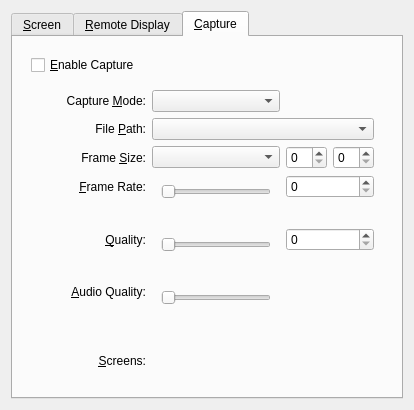
Before: the Qt Designer form vbox/src/VBox/Frontends/VirtualBox/src/settings/machine/UIMachineSettingsDisplay.ui in jljuxgm/vboxgit, drawn with Qt 5.
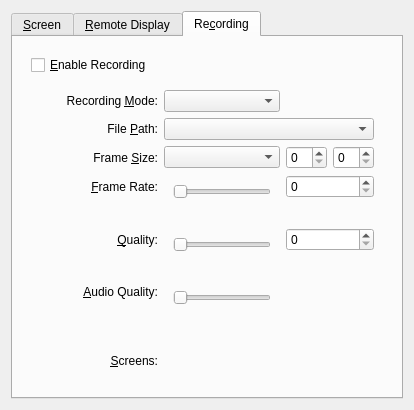
After: the same form once the commit is applied. The open tabs and pages were chosen to show the change. Custom widgets are drawn as their Qt base class.

Commit message:
commit_76133 ------------------------------------------------------------------------ r76133 | vboxsync | 2018-12-10 23:11:28 +0800 (Mon, 10 Dec 2018) | 1 line
FE/Qt: bugref:9307. Rename the 'capture' tabs title to 'recording.'
------------------------------------------------------------------------

Diff of the .ui file:
```diff
--- a/vbox/src/VBox/Frontends/VirtualBox/src/settings/machine/UIMachineSettingsDisplay.ui
+++ b/vbox/src/VBox/Frontends/VirtualBox/src/settings/machine/UIMachineSettingsDisplay.ui
@@ -421,7 +421,7 @@
      </widget>
      <widget class="QWidget" name="m_pTabVideoCapture">
       <attribute name="title">
-       <string>&amp;Capture</string>
+       <string>Re&amp;cording</string>
       </attribute>
       <layout class="QVBoxLayout" name="m_pLayoutTabVideoCapture">
        <item>
@@ -436,7 +436,7 @@
              <string>When checked, VirtualBox will record the virtual machine session as a video file.</string>
             </property>
             <property name="text">
-             <string>&amp;Enable Capture</string>
+             <string>&amp;Enable Recording</string>
             </property>
            </widget>
           </item>
@@ -465,7 +465,7 @@
              <item row="0" column="0">
               <widget class="QLabel" name="m_pLabelCaptureMode">
                <property name="text">
-                <string>Capture &amp;Mode:</string>
+                <string>Recording &amp;Mode:</string>
                </property>
                <property name="alignment">
                 <set>Qt::AlignRight|Qt::AlignTrailing|Qt::AlignVCenter</set>
```
Left out of the diff: 2 changed lines with no effect on the pictures.
